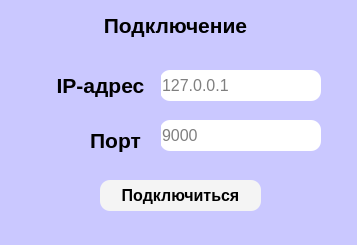
The window that client/ui/connectionPage.ui (dashaPima/el-library) describes before a commit, drawn with Qt 5.
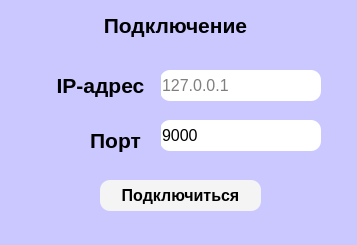
The same window after the commit.

```diff
--- a/client/ui/connectionPage.ui
+++ b/client/ui/connectionPage.ui
@@ -59,6 +59,9 @@
      <string notr="true">background-color: rgb(255, 255, 255);
 border-radius:10%</string>
     </property>
+    <property name="text">
+     <string>9000</string>
+    </property>
     <property name="placeholderText">
      <string>9000</string>
     </property>
```
